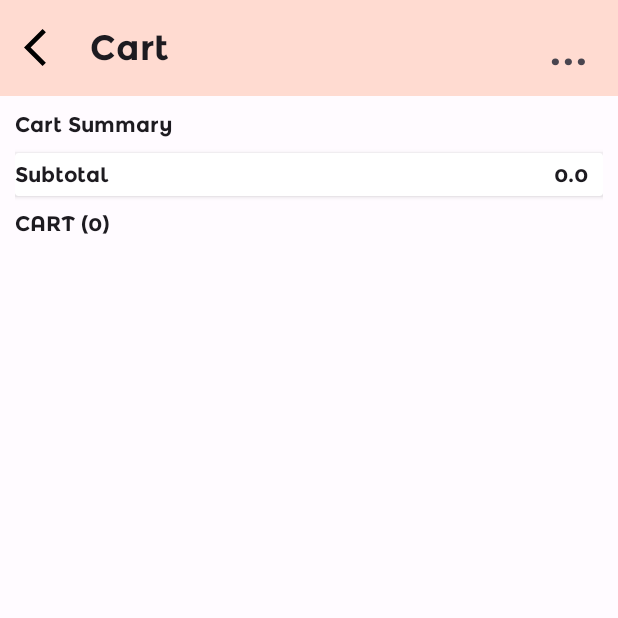
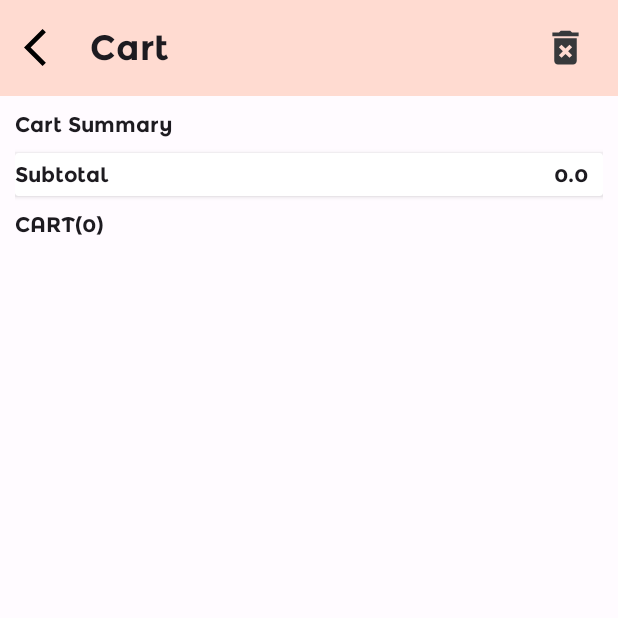
Before and after one commit to minahtoh/DineDash, an Android app: the CartFragment screen opened through its navigation route, on a phone screen of 412 x 824 dp, the top half of it. Run offline under Robolectric (Android 15) with nearby library versions, the phone set to English and light mode, and no system bars; our stand-ins replace Firebase (no records; nobody signed in at launch, a user with empty details on screens opened directly), Room's generated code, navigation-ui; 1 statement that could not run was skipped.

Commit message:
cart and minor improvements added

```diff
--- a/app/src/main/java/com/example/dinedash/activities/main/ProductsFragment.kt
+++ b/app/src/main/java/com/example/dinedash/activities/main/ProductsFragment.kt
@@ -71,6 +71,7 @@ class ProductsFragment : Fragment(), ProductItemCallback {
                     binding.productsRecycler.visibility = View.VISIBLE
                 } else{
                     binding.productsRecycler.visibility = View.INVISIBLE
+                    binding.fragmentContainer.visibility = View.VISIBLE
                     theViewModel.searchForProduct(newText)
                 }
                 return true
--- a/app/src/main/java/com/example/dinedash/viewmodel/DineDashViewModel.kt
+++ b/app/src/main/java/com/example/dinedash/viewmodel/DineDashViewModel.kt
@@ -40,8 +40,6 @@ class DineDashViewModel(private val repository: DineDashRepository): ViewModel()
                     productList.add(productsType)
                 }
                 _productCategory.value = productList
-
-
 
             }catch (e:Exception){
                 Log.e(TAG, "getProductCategory: $e")
--- /dev/null
+++ b/app/src/main/res/drawable/baseline_delete_forever_24.xml
@@ -0,0 +1,5 @@
+<vector android:height="24dp" android:tint="#37393B"
+    android:viewportHeight="24" android:viewportWidth="24"
+    android:width="24dp" xmlns:android="http://schemas.android.com/apk/res/android">
+    <path android:fillColor="@android:color/white" android:pathData="M6,19c0,1.1 0.9,2 2,2h8c1.1,0 2,-0.9 2,-2L18,7L6,7v12zM8.46,11.88l1.41,-1.41L12,12.59l2.12,-2.12 1.41,1.41L13.41,14l2.12,2.12 -1.41,1.41L12,15.41l-2.12,2.12 -1.41,-1.41L10.59,14l-2.13,-2.12zM15.5,4l-1,-1h-5l-1,1L5,4v2h14L19,4z"/>
+</vector>
--- a/app/src/main/res/layout/fragment_cart.xml
+++ b/app/src/main/res/layout/fragment_cart.xml
@@ -24,12 +24,11 @@
             android:text="Cart"
             android:textSize="23sp"
             android:layout_marginStart="30dp"/>
-        <TextView
-            android:layout_width="wrap_content"
-            android:layout_height="wrap_content"
-            android:text="..."
-            android:textStyle="bold"
-            android:textSize="30sp"
+        <ImageView
+            android:id="@+id/menu_text"
+            android:layout_width="30dp"
+            android:layout_height="30dp"
+            android:src="@drawable/baseline_delete_forever_24"
             android:layout_gravity="end"
             android:layout_marginEnd="20dp"/>
     </androidx.appcompat.widget.Toolbar>
--- a/app/src/main/res/layout/fragment_search_results.xml
+++ b/app/src/main/res/layout/fragment_search_results.xml
@@ -1,5 +1,5 @@
 <?xml version="1.0" encoding="utf-8"?>
-<FrameLayout xmlns:android="http://schemas.android.com/apk/res/android"
+<androidx.constraintlayout.widget.ConstraintLayout xmlns:android="http://schemas.android.com/apk/res/android"
     xmlns:tools="http://schemas.android.com/tools"
     android:layout_width="match_parent"
     android:layout_height="wrap_content"
@@ -8,4 +8,4 @@
         android:id="@+id/search_recycler_view"
         android:layout_width="match_parent"
         android:layout_height="match_parent"/>
-</FrameLayout>
+</androidx.constraintlayout.widget.ConstraintLayout>
--- /dev/null
+++ b/app/src/main/res/menu/cart_menu.xml
@@ -0,0 +1,6 @@
+<?xml version="1.0" encoding="utf-8"?>
+<menu xmlns:android="http://schemas.android.com/apk/res/android">
+    <item
+        android:title="Clear Cart"
+        android:id="@+id/clear_cart"/>
+</menu>
--- a/app/src/main/res/navigation/main_nav_graph.xml
+++ b/app/src/main/res/navigation/main_nav_graph.xml
@@ -66,4 +66,15 @@
         android:name="com.example.dinedash.activities.main.CartFragment"
         android:label="fragment_cart"
         tools:layout="@layout/fragment_cart" />
+    <fragment
+        android:id="@+id/searchResultsFragment"
+        android:name="com.example.dinedash.activities.main.SearchResultsFragment"
+        android:label="fragment_search_results"
+        tools:layout="@layout/fragment_search_results" >
+        <action
+            android:id="@+id/action_searchResultsFragment_to_detailsFragment"
+            app:destination="@id/detailsFragment"
+            app:popUpTo="@id/productsFragment"
+            app:popUpToInclusive="true" />
+    </fragment>
 </navigation>
```
Also changed, not shown: app/src/main/java/com/example/dinedash/activities/main/CartFragment.kt (+43 -1 lines), app/src/main/java/com/example/dinedash/activities/main/SearchResultsFragment.kt (+12 -2 lines), app/src/main/java/com/example/dinedash/recyclers/SearchResultsRecycler.kt (+8 -0 lines).
